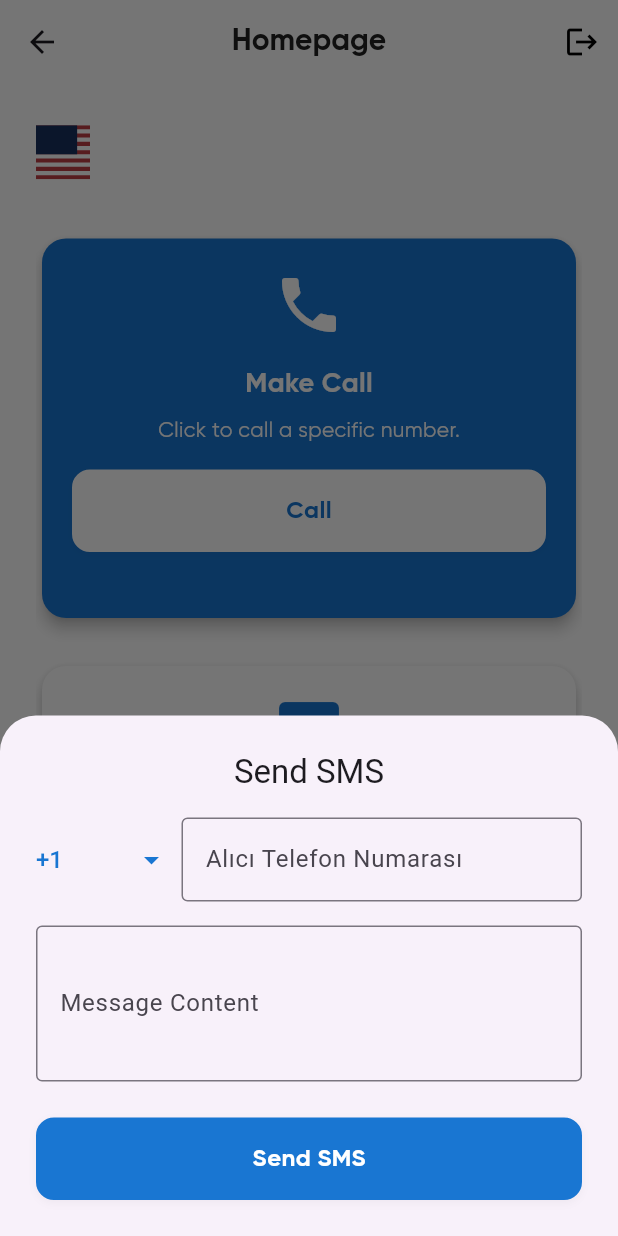
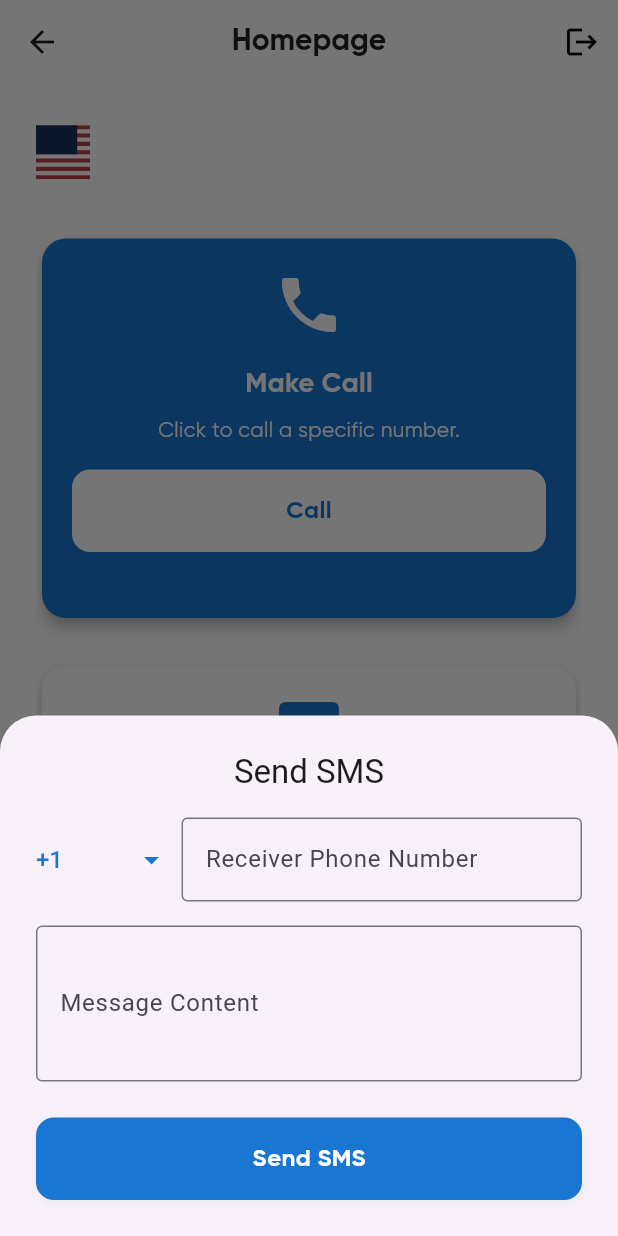
Before and after one commit to afakgun/telephony_rakuten_assignment, a Flutter app: the HomeView screen opened by its route, after a tap on "Send", on a phone screen of 412 x 824 dp. Run offline on Flutter 3.47's test engine with Material 3 defaults, Android fonts, the phone set to English and light mode, and no system bars; our stand-ins replace cloud_firestore, connectivity_plus, device_info_plus, firebase_auth, firebase_core, fl_chart and 8 more; missing offline and left inert: flutter_phone_direct_caller, otp_autofill, traffic_stats; accounts and stored records are empty; Roboto replaces fonts that are missing (Gilroy); project files that could hold a hidden picture were left out.

Commit message:
feat: Add localization for call and SMS features; update UI text to use translated strings

```diff
--- a/lib/core/localization/app_translations.dart
+++ b/lib/core/localization/app_translations.dart
@@ -5,6 +5,18 @@ class AppTranslations extends Translations {
   Map<String, Map<String, String>> get keys => {
         'tr': {
           'sms_permission_required': 'SMS gönderebilmek için SMS izni vermelisiniz.',
+          'second': 'Saniye',
+          'mb_left': 'MB kalan',
+          'instant_download': 'Anlık Download:',
+          'close': 'Kapat',
+          'receiver_phone_number': 'Alıcı Telefon Numarası',
+          'enter_number': 'Numara giriniz',
+          'enter_message': 'Mesaj giriniz',
+          'call_quality': 'Arama Kalitesi',
+          'no_data': 'Veri yok',
+          'xy_axis_quality': 'X: Süre (sn), Y: Kalite (0-5)',
+          'unknown': 'Bilinmiyor',
+          'call_info': 'Arama Bilgileri',
           'phone_permission_required': 'Arama yapabilmek için telefon izni vermelisiniz.',
           'ok': 'Tamam',
           'welcome': 'Hoşgeldiniz',
@@ -128,6 +140,18 @@ class AppTranslations extends Translations {
         },
         'en': {
           'sms_permission_required': 'You must grant SMS permission to send SMS.',
+          'second': 'Second',
+          'mb_left': 'MB left',
+          'instant_download': 'Instant Download:',
+          'close': 'Close',
+          'receiver_phone_number': 'Receiver Phone Number',
+          'enter_number': 'Enter number',
+          'enter_message': 'Enter message',
+          'call_quality': 'Call Quality',
+          'no_data': 'No data',
+          'xy_axis_quality': 'X: Duration (sec), Y: Quality (0-5)',
+          'unknown': 'Unknown',
+          'call_info': 'Call Information',
           'phone_permission_required': 'You must grant phone permission to make a call.',
           'ok': 'OK',
           'welcome': 'Welcome',
@@ -251,6 +275,18 @@ class AppTranslations extends Translations {
         },
         'ar': {
           'sms_permission_required': 'يجب منح إذن الرسائل النصية لإرسال رسالة.',
+          'second': 'ثانية',
+          'mb_left': 'ميغابايت متبقية',
+          'instant_download': 'التنزيل الفوري:',
+          'close': 'إغلاق',
+          'receiver_phone_number': 'رقم هاتف المستلم',
+          'enter_number': 'أدخل الرقم',
+          'enter_message': 'أدخل الرسالة',
+          'call_quality': 'جودة المكالمة',
+          'no_data': 'لا توجد بيانات',
+          'xy_axis_quality': 'المحور X: المدة (ثانية)، المحور Y: الجودة (0-5)',
+          'unknown': 'غير معروف',
+          'call_info': 'معلومات المكالمة',
           'phone_permission_required': 'يجب منح إذن الهاتف لإجراء مكالمة.',
           'ok': 'حسناً',
           'welcome': 'مرحبا',
@@ -372,6 +408,18 @@ class AppTranslations extends Translations {
           'homepage': 'الصفحة الرئيسية',
         },
         'es': {
+          'second': 'Segundo',
+          'mb_left': 'MB restantes',
+          'instant_download': 'Descarga instantánea:',
+          'close': 'Cerrar',
+          'receiver_phone_number': 'Número de teléfono del receptor',
+          'enter_number': 'Ingrese número',
+          'enter_message': 'Ingrese mensaje',
+          'call_quality': 'Calidad de llamada',
+          'no_data': 'Sin datos',
+          'xy_axis_quality': 'X: Duración (seg), Y: Calidad (0-5)',
+          'unknown': 'Desconocido',
+          'call_info': 'Información de llamada',
           'welcome': 'Bienvenido',
           'fill_fields': 'Por favor complete los siguientes campos',
           'sms_info': 'Información de SMS',
@@ -492,6 +540,18 @@ class AppTranslations extends Translations {
           'homepage': 'Página principal',
         },
         'ja': {
+          'second': '秒',
+          'mb_left': '残りMB',
+          'instant_download': '瞬間ダウンロード:',
+          'close': '閉じる',
+          'receiver_phone_number': '受信者電話番号',
+          'enter_number': '番号を入力してください',
+          'enter_message': 'メッセージを入力してください',
+          'call_quality': '通話品質',
+          'no_data': 'データなし',
+          'xy_axis_quality': 'X: 時間 (秒), Y: 品質 (0-5)',
+          'unknown': '不明',
+          'call_info': '通話情報',
           'welcome': 'ようこそ',
           'fill_fields': '以下の項目を入力してください:',
           'sms_info': 'SMS情報',
--- a/lib/presentation/home/widgets/call_bottom_sheet_widget.dart
+++ b/lib/presentation/home/widgets/call_bottom_sheet_widget.dart
@@ -64,7 +64,7 @@ class _CallBottomSheetState extends State<CallBottomSheet> {
         child: Column(
           mainAxisSize: MainAxisSize.min,
           children: [
-            Text('Arama Bilgileri', style: Theme.of(context).textTheme.titleLarge),
+            Text('call_info'.tr, style: Theme.of(context).textTheme.titleLarge),
             const SizedBox(height: 16),
             Row(
               children: [
@@ -95,7 +95,7 @@ class _CallBottomSheetState extends State<CallBottomSheet> {
                       labelText: 'receiver_phone'.tr,
                       border: OutlineInputBorder(),
                     ),
-                    validator: (v) => v == null || v.isEmpty ? 'Numara giriniz' : null,
+                    validator: (v) => v == null || v.isEmpty ? 'enter_number'.tr : null,
                   ),
                 ),
               ],
--- a/lib/presentation/home/widgets/call_card_widget.dart
+++ b/lib/presentation/home/widgets/call_card_widget.dart
@@ -86,7 +86,7 @@ class CallCard extends StatelessWidget {
                           child: Column(
                             mainAxisSize: MainAxisSize.min,
                             children: [
-                              Text('Arama Kalitesi', style: TextStyleUtils.blackColorBoldText(16)),
+                              Text('call_quality'.tr, style: TextStyleUtils.blackColorBoldText(16)),
                               const SizedBox(height: 16),
                               Expanded(
                                 child: qualityList.isNotEmpty
@@ -126,10 +126,10 @@ class CallCard extends StatelessWidget {
                                           ],
                                         ),
                                       )
-                                    : Center(child: Text('Veri yok')),
+                                    : Center(child: Text('no_data'.tr)),
                               ),
                               const SizedBox(height: 8),
-                              Text('X: Süre (sn), Y: Kalite (0-5)', style: TextStyleUtils.blackColorRegularText(12)),
+                              Text('xy_axis_quality'.tr, style: TextStyleUtils.blackColorRegularText(12)),
                             ],
                           ),
                         ),
@@ -167,7 +167,7 @@ class CallCard extends StatelessWidget {
 
   static String _signalToQuality(List<int>? level) {
     if (level == null || level.isEmpty) {
-      return 'Bilinmiyor';
+      return 'unknown'.tr;
     }
     final average = level.reduce((a, b) => a + b) ~/ level.length;
     switch (average) {
@@ -182,7 +182,7 @@ class CallCard extends StatelessWidget {
       case 4:
         return 'very_good'.tr;
       default:
-        return 'Bilinmiyor';
+        return 'unknown'.tr;
     }
   }
 }
--- a/lib/presentation/home/widgets/sms_bottom_sheet_widget.dart
+++ b/lib/presentation/home/widgets/sms_bottom_sheet_widget.dart
@@ -90,11 +90,11 @@ class _SmsBottomSheetState extends State<SmsBottomSheet> {
                   child: TextFormField(
                     controller: receiverController,
                     keyboardType: TextInputType.phone,
-                    decoration: const InputDecoration(
-                      labelText: 'Alıcı Telefon Numarası',
+                    decoration: InputDecoration(
+                      labelText: 'receiver_phone_number'.tr,
                       border: OutlineInputBorder(),
                     ),
-                    validator: (v) => v == null || v.isEmpty ? 'Numara giriniz' : null,
+                    validator: (v) => v == null || v.isEmpty ? 'enter_number'.tr : null,
                   ),
                 ),
               ],
@@ -108,7 +108,7 @@ class _SmsBottomSheetState extends State<SmsBottomSheet> {
                 labelText: 'message_content'.tr,
                 border: OutlineInputBorder(),
               ),
-              validator: (v) => v == null || v.isEmpty ? 'Mesaj giriniz' : null,
+              validator: (v) => v == null || v.isEmpty ? 'enter_message'.tr : null,
             ),
             const SizedBox(height: 24),
             ButtonUtils.cardButton(
--- a/lib/presentation/welcome/view/welcome_view.dart
+++ b/lib/presentation/welcome/view/welcome_view.dart
@@ -20,7 +20,7 @@ class WelcomeView extends StatelessWidget {
           message: msg,
           buttonLeftText: '',
           buttonLeftAction: null,
-          buttonRightText: 'Kapat',
+          buttonRightText: 'close'.tr,
           buttonRightAction: () => Get.back(),
           isDismissable: true,
         );
--- a/lib/presentation/youtube/view/youtube_player_view.dart
+++ b/lib/presentation/youtube/view/youtube_player_view.dart
@@ -33,7 +33,7 @@ class YoutubePlayerView extends GetView<YoutubePlayerGetxController> {
                 )),
             const SizedBox(height: 16),
             Obx(() => Text(
-                  'Anlık Download: ${controller.currentSpeed.value.downloadSpeed} KB/s',
+                  '${'instant_download'.tr} ${controller.currentSpeed.value.downloadSpeed} KB/s',
                   style: TextStyleUtils.blackColorRegularText(16),
                 )),
             const SizedBox(height: 16),
--- a/lib/presentation/youtube/widgets/youtube_animated_bar_widget.dart
+++ b/lib/presentation/youtube/widgets/youtube_animated_bar_widget.dart
@@ -1,4 +1,5 @@
 import 'package:flutter/material.dart';
+import 'package:get/get.dart';
 import 'package:telephony_rakuten_assignment/const/app_colors.dart';
 import 'package:telephony_rakuten_assignment/utils/textstyle_utils.dart';
 
@@ -31,7 +32,7 @@ class AnimatedDataBar extends StatelessWidget {
           ),
           Center(
             child: Text(
-              '${(maxMb - usedMb).clamp(0, maxMb)} MB kalan',
+              '${(maxMb - usedMb).clamp(0, maxMb)} ${'mb_left'.tr}',
               style: TextStyleUtils.blackColorMediumText(14),
             ),
           ),
--- a/lib/presentation/youtube/widgets/youtube_data_chart_widget.dart
+++ b/lib/presentation/youtube/widgets/youtube_data_chart_widget.dart
@@ -108,7 +108,7 @@ class YoutubeDataChartWidget extends StatelessWidget {
                   ),
                   axisNameWidget: Padding(
                     padding: const EdgeInsets.only(top: 8),
-                    child: Text('Saniye', style: TextStyle(color: Colors.black87, fontWeight: FontWeight.bold)),
+                    child: Text('second'.tr, style: TextStyle(color: Colors.black87, fontWeight: FontWeight.bold)),
                   ),
                   axisNameSize: 24,
                 ),
```
